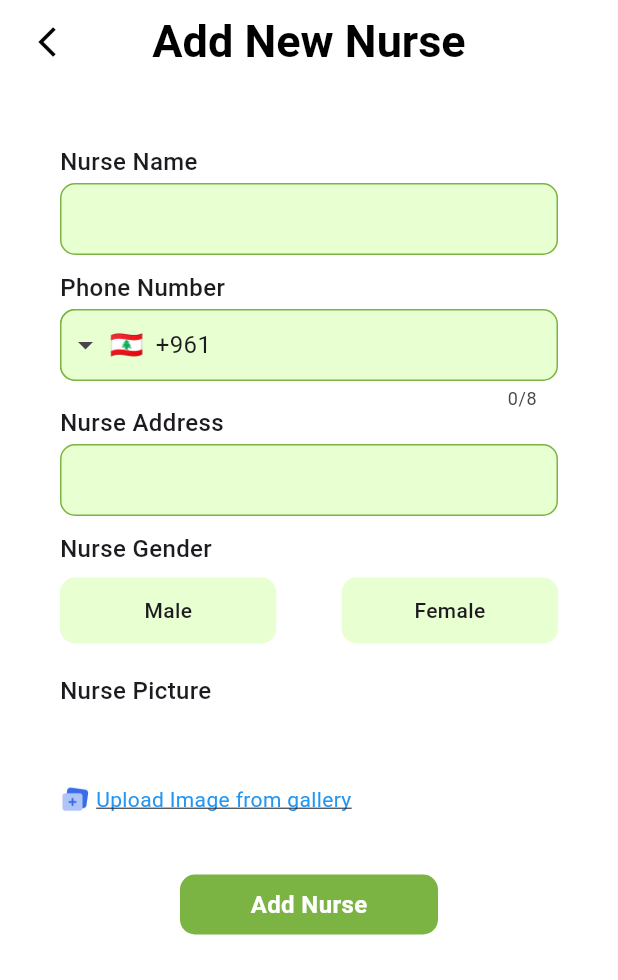
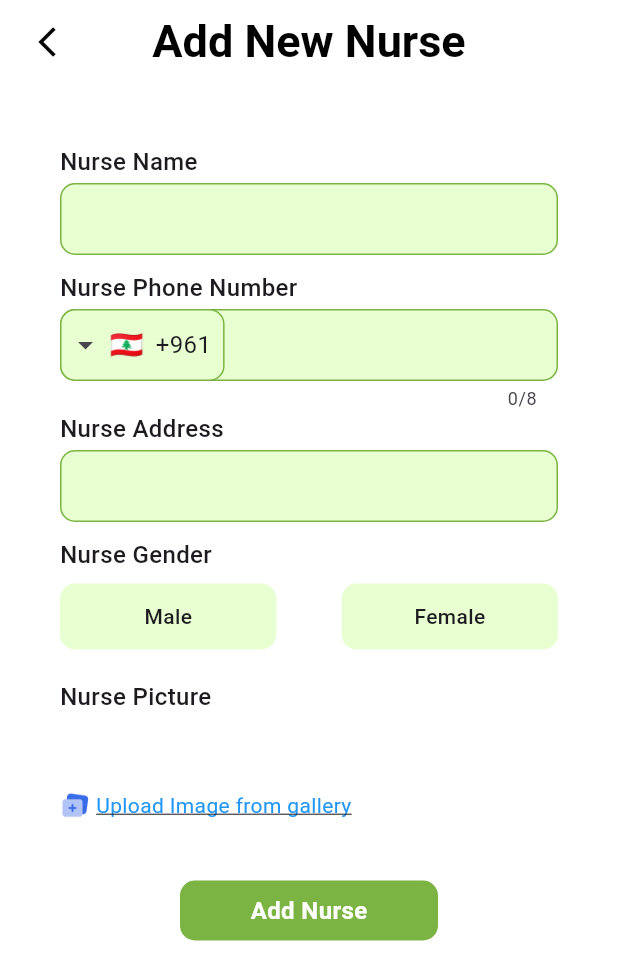
Before and after one commit to ZouheirN/nurse-app, a Flutter app: the AddNursePage screen opened by its route, on a phone screen of 412 x 824 dp. Shown: the top 980 px of the screen. Run offline on Flutter 3.47's test engine with Material 3 defaults, Android fonts, the phone set to English and light mode, and no system bars; drawn by our look-alikes of intl_phone_field; our stand-ins replace auto_size_text, bloc, carousel_slider, dio, dropdown_button2, flutter_bloc and 11 more; missing offline and left inert: onesignal_flutter, pusher_channels_flutter; accounts and stored records are empty.

Commit message:
fixing phone fields

```diff
--- a/lib/components/phone_field_admin.dart
+++ /dev/null
@@ -1,203 +0,0 @@
-import 'package:flutter/material.dart';
-import 'package:intl_phone_field/intl_phone_field.dart';
-
-class PhoneFieldAdmin extends StatefulWidget {
-  final String initialCountryCode;
-  final TextEditingController? controller;
-
-  const PhoneFieldAdmin({
-    super.key,
-    this.initialCountryCode = 'LB',
-    this.controller,
-  });
-
-  @override
-  _PhoneFieldAdminState createState() => _PhoneFieldAdminState();
-}
-
-class _PhoneFieldAdminState extends State<PhoneFieldAdmin> {
-  late bool _isFocused;
-
-  @override
-  void initState() {
-    super.initState();
-    _isFocused = false;
-  }
-
-  void _onFocusChange(bool hasFocus) {
-    setState(() {
-      _isFocused = hasFocus;
-    });
-  }
-
-  @override
-  Widget build(BuildContext context) {
-    return Container(
-      height: 90,
-      width: double.infinity,
-      padding: const EdgeInsets.symmetric(horizontal: 40),
-      child: Column(
-        crossAxisAlignment: CrossAxisAlignment.start,
-        children: [
-          const Text(
-            'Phone Number',
-            style: TextStyle(
-              fontSize: 16,
-              fontWeight: FontWeight.w500,
-            ),
-          ),
-          const SizedBox(height: 3),
-          Expanded(
-            child: Focus(
-              onFocusChange: _onFocusChange,
-              child: IntlPhoneField(
-                controller: widget.controller,
-                initialCountryCode: widget.initialCountryCode,
-                decoration: InputDecoration(
-                  enabledBorder: const OutlineInputBorder(
-                    borderRadius: BorderRadius.all(Radius.circular(10)),
-                    borderSide: BorderSide(color: Color(0xFF7BB442)),
-                  ),
-                  focusedBorder: const OutlineInputBorder(
-                    borderRadius: BorderRadius.all(Radius.circular(10)),
-                    borderSide: BorderSide(color: Color(0xFF7BB442)),
-                  ),
-                  fillColor: _isFocused
-                      ? const Color(0xFFE8FFD1)
-                      : const Color(0xFFE8FFD1),
-                  filled: true,
-                  contentPadding:
-                  const EdgeInsets.symmetric(horizontal: 10, vertical: 10),
-                ),
-                style: const TextStyle(
-                  fontSize: 16,
-                ),
-                dropdownTextStyle: const TextStyle(
-                  fontSize: 16,
-                ),
-                dropdownDecoration: BoxDecoration(
-                  color: _isFocused
-                      ? const Color(0xFFE8FFD1)
-                      : const Color(0xFFE8FFD1),
-                  borderRadius: const BorderRadius.only(
-                    topLeft: Radius.circular(10),
-                    bottomLeft: Radius.circular(10),
-                  ),
-                  border: const Border(
-                    left: BorderSide(color: Color(0xFF7BB442)),
-                    top: BorderSide(color: Color(0xFF7BB442)),
-                    bottom: BorderSide(color: Color(0xFF7BB442)),
-                  ),
-                ),
-              ),
-            ),
-          ),
-        ],
-      ),
-    );
-  }
-}
-
-
-// import 'package:flutter/material.dart';
-// import 'package:intl_phone_number_input/intl_phone_number_input.dart';
-//
-// class PhoneFieldAdmin extends StatefulWidget {
-//   final String initialCountryCode;
-//   final TextEditingController? controller;
-//
-//   const PhoneFieldAdmin({
-//     super.key,
-//     this.initialCountryCode = 'LB',
-//     this.controller,
-//   });
-//
-//   @override
-//   _PhoneFieldAdminState createState() => _PhoneFieldAdminState();
-// }
-//
-// class _PhoneFieldAdminState extends State<PhoneFieldAdmin> {
-//   late bool _isFocused;
-//
-//   @override
-//   void initState() {
-//     super.initState();
-//     _isFocused = false;
-//   }
-//
-//   void _onFocusChange(bool hasFocus) {
-//     setState(() {
-//       _isFocused = hasFocus;
-//     });
-//   }
-//
-//   @override
-//   Widget build(BuildContext context) {
-//     return Container(
-//       height: 90,
-//       width: double.infinity,
-//       padding: const EdgeInsets.symmetric(horizontal: 40),
-//       child: Column(
-//         crossAxisAlignment: CrossAxisAlignment.start,
-//         children: [
-//           const Text(
-//             'Phone Number',
-//             style: TextStyle(
-//               fontSize: 16,
-//               fontWeight: FontWeight.w500,
-//             ),
-//           ),
-//           const SizedBox(height: 3),
-//           Expanded(
-//             child: Focus(
-//               onFocusChange: _onFocusChange,
-//               child: InternationalPhoneNumberInput(
-//                 onInputChanged: (PhoneNumber number) {
-//                   print(number.phoneNumber);
-//                 },
-//                 textFieldController: widget.controller,
-//                 initialValue: PhoneNumber(isoCode: widget.initialCountryCode),
-//                 inputDecoration: InputDecoration(
-//                   enabledBorder: const OutlineInputBorder(
-//                     borderRadius: BorderRadius.all(Radius.circular(10)),
-//                     borderSide: BorderSide(color: Color(0xFF7BB442)),
-//                   ),
-//                   focusedBorder: const OutlineInputBorder(
-//                     borderRadius: BorderRadius.all(Radius.circular(10)),
-//                     borderSide: BorderSide(color: Color(0xFF7BB442)),
-//                   ),
-//                   fillColor: _isFocused
-//                       ? const Color(0xFFE8FFD1)
-//                       : const Color(0xFFE8FFD1),
-//                   filled: true,
-//                   contentPadding:
-//                       const EdgeInsets.symmetric(horizontal: 10, vertical: 10),
-//                 ),
-//                 textStyle: const TextStyle(
-//                   fontSize: 16,
-//                 ),
-//                 selectorTextStyle: const TextStyle(
-//                   fontSize: 16,
-//                 ),
-//                 // dropdownDecoration: BoxDecoration(
-//                 //   color: _isFocused
-//                 //       ? const Color(0xFFE8FFD1)
-//                 //       : const Color(0xFFE8FFD1),
-//                 //   borderRadius: const BorderRadius.only(
-//                 //     topLeft: Radius.circular(10),
-//                 //     bottomLeft: Radius.circular(10),
-//                 //   ),
-//                 //   border: const Border(
-//                 //     left: BorderSide(color: Color(0xFF7BB442)),
-//                 //     top: BorderSide(color: Color(0xFF7BB442)),
-//                 //     bottom: BorderSide(color: Color(0xFF7BB442)),
-//                 //   ),
-//                 // ),
-//               ),
-//             ),
-//           ),
-//         ],
-//       ),
-//     );
-//   }
-// }
--- a/lib/components/phone_number_field.dart
+++ b/lib/components/phone_number_field.dart
@@ -10,6 +10,9 @@ class PhoneNumberField extends StatefulWidget {
   final bool? showLabel;
   final Color? fillColor;
   final Color? outlineColor;
+  final Color? focusedColor;
+  final bool? showHintText;
+  final bool? isNurse;
 
   const PhoneNumberField({
     super.key,
@@ -20,6 +23,9 @@ class PhoneNumberField extends StatefulWidget {
     this.showLabel = true,
     this.fillColor,
     this.outlineColor,
+    this.focusedColor,
+    this.showHintText = false,
+    this.isNurse = false,
   });
 
   @override
@@ -58,7 +64,15 @@ class _PhoneNumberFieldState extends State<PhoneNumberField> {
                 fontWeight: FontWeight.w500,
               ),
             ),
-          if (widget.showLabel!) const SizedBox(height: 3),
+          if (widget.isNurse!)
+            const Text(
+              'Nurse Phone Number',
+              style: TextStyle(
+                fontSize: 16,
+                fontWeight: FontWeight.w500,
+              ),
+            ),
+          if (widget.showLabel! || widget.isNurse!) const SizedBox(height: 3),
           Focus(
             onFocusChange: _onFocusChange,
             child: IntlPhoneField(
@@ -71,6 +85,11 @@ class _PhoneNumberFieldState extends State<PhoneNumberField> {
               initialCountryCode: widget.initialCountryCode,
               flagsButtonMargin: const EdgeInsets.only(right: 10),
               decoration: InputDecoration(
+                hintText: widget.showHintText! ? 'Phone Number' : null,
+                hintStyle: widget.showHintText!
+                    ? TextStyle(
+                        color: Colors.grey[500], fontWeight: FontWeight.w300)
+                    : null,
                 enabledBorder: OutlineInputBorder(
                   borderRadius: const BorderRadius.all(Radius.circular(10)),
                   borderSide: BorderSide(
@@ -92,7 +111,8 @@ class _PhoneNumberFieldState extends State<PhoneNumberField> {
                       color: widget.outlineColor ?? const Color(0xFFE7E7E7)),
                 ),
                 fillColor: _isFocused
-                    ? widget.fillColor ??
+                    ? widget.focusedColor ??
+                        widget.fillColor ??
                         const Color.fromARGB(255, 245, 245, 245)
                     : widget.fillColor ?? const Color(0xFFE7E7E7),
                 filled: true,
@@ -108,7 +128,8 @@ class _PhoneNumberFieldState extends State<PhoneNumberField> {
               dropdownDecoration: BoxDecoration(
                 borderRadius: BorderRadius.circular(10),
                 color: _isFocused
-                    ? widget.fillColor ??
+                    ? widget.focusedColor ??
+                        widget.fillColor ??
                         const Color.fromARGB(255, 245, 245, 245)
                     : widget.fillColor ?? const Color(0xFFE7E7E7),
                 border: Border.all(
--- a/lib/pages/admin/add_nurse_page.dart
+++ b/lib/pages/admin/add_nurse_page.dart
@@ -3,11 +3,11 @@ import 'package:flutter_bloc/flutter_bloc.dart';
 import 'package:nurse_app/components/admin_header.dart';
 import 'package:nurse_app/components/gender_selection_field_admin.dart';
 import 'package:nurse_app/components/labeled_textfield_admin.dart';
-import 'package:nurse_app/components/phone_field_admin.dart';
 import 'package:nurse_app/components/pick_image.dart';
 import 'package:nurse_app/components/third_button.dart';
 import 'package:nurse_app/features/nurse/cubit/nurse_cubit.dart';
 
+import '../../components/phone_number_field.dart';
 import '../../utilities/dialogs.dart';
 
 class AddNursePage extends StatefulWidget {
@@ -23,6 +23,7 @@ class _AddNursePageState extends State<AddNursePage> {
   final phoneNumberController = TextEditingController();
   final genderController = GenderSelectionController();
   String? _profileImageUrl;
+  String completeNumber = '';
 
   final _nurseCubit = NurseCubit();
 
@@ -54,7 +55,17 @@ class _AddNursePageState extends State<AddNursePage> {
                     controller: nameController,
                   ),
                   const SizedBox(height: 10),
-                  PhoneFieldAdmin(controller: phoneNumberController),
+                  PhoneNumberField(
+                    controller: phoneNumberController,
+                    padding: const EdgeInsets.symmetric(horizontal: 40),
+                    showLabel: false,
+                    isNurse: true,
+                    fillColor: const Color(0xFFE8FFD1),
+                    outlineColor: const Color(0xFF7BB442),
+                    setCompleteNumber: (number) {
+                      completeNumber = number;
+                    },
+                  ),
                   LabeledTextFieldAdmin(
                     label: 'Nurse Address',
                     keyboardType: TextInputType.text,
@@ -101,7 +112,7 @@ class _AddNursePageState extends State<AddNursePage> {
                         onTap: () {
                           _nurseCubit.addNurse(
                             name: nameController.text,
-                            phoneNumber: phoneNumberController.text,
+                            phoneNumber: completeNumber.trim(),
                             address: addressController.text,
                             gender: genderController.getGender()!,
                             profilePicture: _profileImageUrl ?? '',
--- a/lib/pages/admin/submit_order_page.dart
+++ b/lib/pages/admin/submit_order_page.dart
@@ -115,6 +115,7 @@ class _SubmitOrderPageState extends State<SubmitOrderPage> {
                                       return Wrap(
                                         spacing: 10,
                                         runSpacing: 10,
+                                        crossAxisAlignment: WrapCrossAlignment.center,
                                         children: services.map((service) {
                                           return Padding(
                                             padding: const EdgeInsets.symmetric(
--- a/lib/pages/user/immediate_request_page.dart
+++ b/lib/pages/user/immediate_request_page.dart
@@ -163,6 +163,7 @@ class _ImmediateRequestPageState extends State<ImmediateRequestPage> {
                         return Wrap(
                           spacing: 10,
                           runSpacing: 10,
+                          crossAxisAlignment: WrapCrossAlignment.center,
                           children: services.map((service) {
                             return Padding(
                               padding: const EdgeInsets.symmetric(vertical: 5),
@@ -270,7 +271,7 @@ class _ImmediateRequestPageState extends State<ImmediateRequestPage> {
                   );
                 },
               ),
-              const SizedBox(height: 50),
+              const SizedBox(height: 20),
             ],
           ),
         ),
--- a/lib/pages/user/make_appointment_page.dart
+++ b/lib/pages/user/make_appointment_page.dart
@@ -169,6 +169,7 @@ class _MakeAppointmentPageState extends State<MakeAppointmentPage> {
                         return Wrap(
                           spacing: 10,
                           runSpacing: 10,
+                          crossAxisAlignment: WrapCrossAlignment.center,
                           children: services.map((service) {
                             return Padding(
                               padding: const EdgeInsets.symmetric(vertical: 5),
@@ -325,7 +326,7 @@ class _MakeAppointmentPageState extends State<MakeAppointmentPage> {
                   );
                 },
               ),
-              const SizedBox(height: 50),
+              const SizedBox(height: 20),
             ],
           ),
         ),
--- a/lib/pages/user/signup_page.dart
+++ b/lib/pages/user/signup_page.dart
@@ -110,6 +110,7 @@ class _SignupPageState extends State<SignupPage> {
                   controller: phoneNumberController,
                   padding: const EdgeInsets.symmetric(horizontal: 27),
                   showLabel: false,
+                  showHintText: true,
                   fillColor: const Color(0xFFE8FFD1),
                   outlineColor: const Color(0xFF7BB442),
                   setCompleteNumber: (number) {
--- a/pubspec.yaml
+++ b/pubspec.yaml
@@ -11,7 +11,6 @@ dependencies:
     sdk: flutter
 
   cupertino_icons: ^1.0.8
-  intl_phone_number_input: ^0.7.4
   intl_phone_field: ^3.2.0
   dropdown_button2: ^2.3.9
   url_launcher: ^6.3.0
```
Also changed, not shown: lib/components/edit_phone_number_field.dart (deleted, +0 -187 lines), lib/pages/admin/edit_nurse_page.dart (+20 -7 lines), lib/pages/user/edit_profile_page.dart (+22 -11 lines), pubspec.lock.
